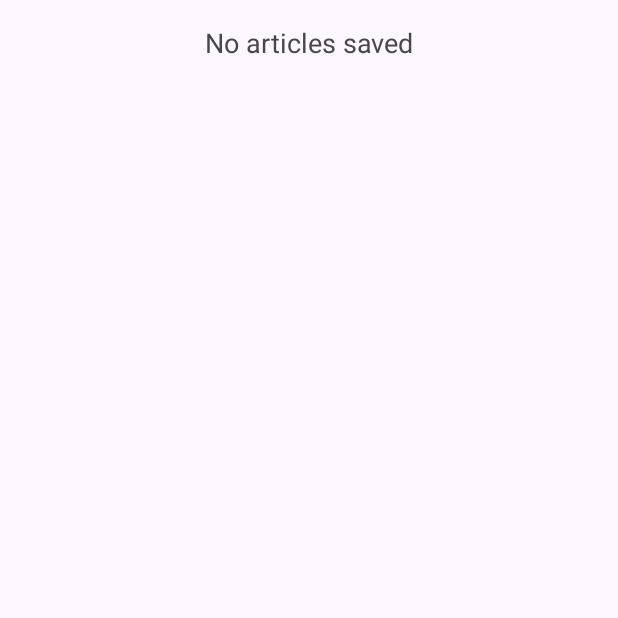
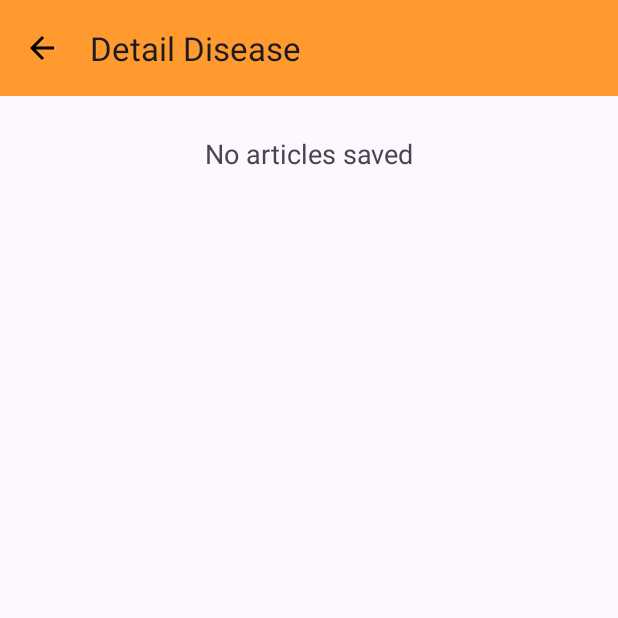
Before and after one commit to Carepet-ID/carepet-id-android, an Android app: the BookmarkActivity screen opened directly, with no data from a screen before it, on a phone screen of 412 x 824 dp, the top half of it. Run offline under Robolectric (Android 15) with nearby library versions, the phone set to English and light mode, and no system bars; our stand-ins replace data binding, paging; pictures from the network do not load.

Commit message:
memperbaiki tata letak layout dan ui pada fragment dogs

```diff
--- a/app/src/main/java/com/android/carepet/dashboard/bookmark/BookmarkActivity.kt
+++ b/app/src/main/java/com/android/carepet/dashboard/bookmark/BookmarkActivity.kt
@@ -9,6 +9,7 @@ import androidx.core.view.WindowInsetsCompat
 import android.content.SharedPreferences
 import android.os.Build
 import android.view.View
+import androidx.appcompat.widget.Toolbar
 import androidx.lifecycle.lifecycleScope
 import androidx.paging.PagingData
 import androidx.recyclerview.widget.LinearLayoutManager
@@ -48,6 +49,15 @@ class BookmarkActivity : AppCompatActivity() {
             v.setPadding(systemBars.left, systemBars.top, systemBars.right, systemBars.bottom)
             insets
         }
+
+        val toolbar: Toolbar = findViewById(R.id.toolbar)
+        setSupportActionBar(toolbar)
+        supportActionBar?.setDisplayHomeAsUpEnabled(true)
+        supportActionBar?.setDisplayShowHomeEnabled(true)
+
+        toolbar.setNavigationOnClickListener {
+            onBackPressed()
+        }
     }
 
     private fun loadBookmarkedArticles() {
--- a/app/src/main/res/layout/activity_bookmark.xml
+++ b/app/src/main/res/layout/activity_bookmark.xml
@@ -1,11 +1,27 @@
 <?xml version="1.0" encoding="utf-8"?>
 <layout xmlns:android="http://schemas.android.com/apk/res/android"
-    xmlns:tools="http://schemas.android.com/tools">
+    xmlns:app="http://schemas.android.com/apk/res-auto"
+    xmlns:tools="http://schemas.android.com/tools"
+    android:id="@+id/main">
 
-    <data></data>
+    <LinearLayout
+        android:layout_width="match_parent"
+        android:layout_height="match_parent"
+        android:orientation="vertical">
+
+        <androidx.appcompat.widget.Toolbar
+            android:id="@+id/toolbar"
+            android:layout_width="match_parent"
+            android:layout_height="?attr/actionBarSize"
+            android:background="?attr/colorSecondary"
+            android:theme="@style/ThemeOverlay.AppCompat.ActionBar"
+            app:layout_constraintTop_toTopOf="parent"
+            app:title="Detail Disease"
+            app:navigationIcon="@drawable/ic_back_arrow" />
 
         <FrameLayout
             android:layout_width="match_parent"
+            android:padding="10dp"
             android:layout_height="match_parent">
 
             <LinearLayout
@@ -29,4 +45,5 @@
                     android:layout_height="match_parent" />
             </LinearLayout>
         </FrameLayout>
+    </LinearLayout>
 </layout>
--- a/app/src/main/res/layout/activity_get_disease.xml
+++ b/app/src/main/res/layout/activity_get_disease.xml
@@ -14,7 +14,7 @@
         android:background="?attr/colorSecondary"
         android:theme="@style/ThemeOverlay.AppCompat.ActionBar"
         app:layout_constraintTop_toTopOf="parent"
-        app:title="Detail Dogs"
+        app:title="Detail Disease"
         app:navigationIcon="@drawable/ic_back_arrow" />
 
     <androidx.core.widget.NestedScrollView
--- a/app/src/main/res/layout/item_dog.xml
+++ b/app/src/main/res/layout/item_dog.xml
@@ -15,10 +15,9 @@
         android:layout_width="match_parent"
         android:layout_height="wrap_content"
         android:contentDescription="Dog Photo"
-        android:scaleType="centerCrop"
         android:adjustViewBounds="true"
-        android:maxHeight="150dp"
-        android:maxWidth="150dp"/>
+        android:maxHeight="250dp"
+        android:maxWidth="250dp"/>
 
     <TextView
         android:id="@+id/textViewDogName"
```
Also changed, not shown: app/src/main/java/com/android/carepet/view/dogs/detail/DogsDetailActivity.kt (+10 -0 lines). Lines whose indentation alone changed are shown as unchanged.
